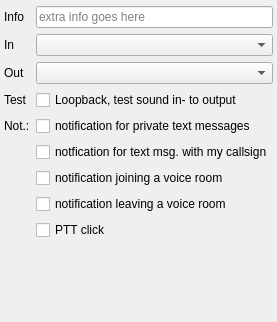
Old version of the form src/blackgui/components/audiosetupcomponent.ui in the repository swift-project/pilotclient.
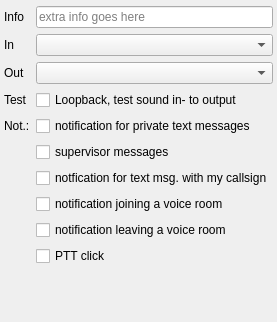
New version of the form.

Commit message: Ref T535, settings for supervisor message

```diff
--- a/src/blackgui/components/audiosetupcomponent.ui
+++ b/src/blackgui/components/audiosetupcomponent.ui
@@ -134,34 +134,41 @@
        </property>
       </widget>
      </item>
-     <item row="5" column="1">
+     <item row="7" column="1">
       <widget class="QCheckBox" name="cb_SetupAudioNotificationTextCallsignMentioned">
        <property name="text">
         <string>notfication for text msg. with my callsign</string>
        </property>
       </widget>
      </item>
-     <item row="6" column="1">
+     <item row="8" column="1">
       <widget class="QCheckBox" name="cb_SetupAudioNotificationVoiceRoomJoined">
        <property name="text">
         <string>notification joining a voice room</string>
        </property>
       </widget>
      </item>
-     <item row="8" column="1">
+     <item row="10" column="1">
       <widget class="QCheckBox" name="cb_SetupAudioPTTClick">
        <property name="text">
         <string>PTT click</string>
        </property>
       </widget>
      </item>
-     <item row="7" column="1">
+     <item row="9" column="1">
       <widget class="QCheckBox" name="cb_SetupAudioNotificationVoiceRoomLeft">
        <property name="text">
         <string>notification leaving a voice room</string>
        </property>
       </widget>
      </item>
+     <item row="6" column="1">
+      <widget class="QCheckBox" name="cb_SetupAudioNotificationTextMessageSupervisor">
+       <property name="text">
+        <string>supervisor messages</string>
+       </property>
+      </widget>
+     </item>
     </layout>
    </item>
    <item>
```
Left out of the diff: 5 changed lines with no effect on the pictures. The commit also changes 2 other files.
